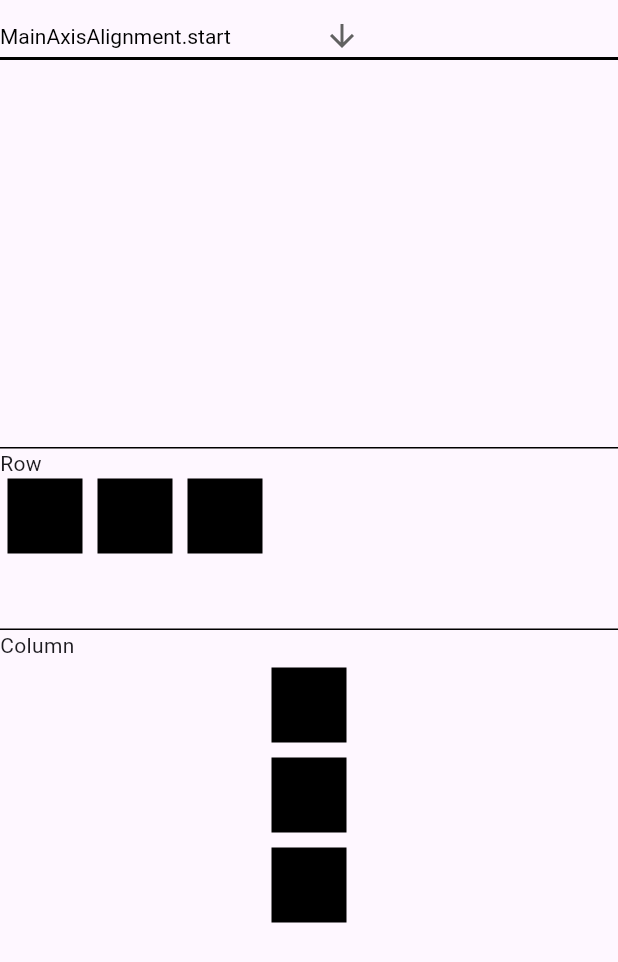
After one commit to appKom/flutter-workshop, a Flutter app: the Layout screen opened directly, on a phone screen of 412 x 824 dp. The commit adds this screen. Shown: the top 962 px of the screen. Run offline on Flutter 3.47's test engine with Material 3 defaults, Android fonts, the phone set to English and light mode, and no system bars.

Commit message:
Added layout page

```diff
--- /dev/null
+++ b/lib/layout/layout.dart
@@ -0,0 +1,121 @@
+import 'package:flutter/material.dart';
+
+class Layout extends StatefulWidget {
+  const Layout({Key? key}) : super(key: key);
+
+  @override
+  _LayoutState createState() => _LayoutState();
+}
+
+class _LayoutState extends State<Layout> {
+  double sessaSize = 400.0;
+  bool isSessaBig = true;
+
+  ValueNotifier<MainAxisAlignment> mainAxisAlignment = ValueNotifier(MainAxisAlignment.start);
+
+  Widget dropdown() {
+    return ValueListenableBuilder(
+        valueListenable: mainAxisAlignment,
+        builder: (context, value, child) {
+          return DropdownButton<MainAxisAlignment>(
+            value: value,
+            icon: const Icon(Icons.arrow_downward),
+            iconSize: 24,
+            elevation: 16,
+            style: const TextStyle(color: Colors.black),
+            underline: Container(
+              height: 2,
+              color: Colors.black,
+            ),
+            onChanged: (MainAxisAlignment? newValue) {
+              if (newValue == null) return;
+
+              mainAxisAlignment.value = newValue;
+            },
+            items: MainAxisAlignment.values.map<DropdownMenuItem<MainAxisAlignment>>((MainAxisAlignment value) {
+              return DropdownMenuItem(
+                value: value,
+                child: Text(value.toString()),
+              );
+            }).toList(),
+          );
+        });
+  }
+
+  @override
+  Widget build(BuildContext context) {
+    return Scaffold(
+      body: Column(
+        crossAxisAlignment: CrossAxisAlignment.stretch,
+        children: [
+          dropdown(),
+          const SizedBox(height: 250),
+          Container(color: Colors.black, height: 1),
+          const Text('Row'),
+          ValueListenableBuilder(
+            valueListenable: mainAxisAlignment,
+            builder: (context, value, child) {
+              return Row(
+                mainAxisAlignment: value,
+                children: [
+                  Container(
+                    margin: const EdgeInsets.symmetric(horizontal: 5),
+                    color: Colors.black,
+                    width: 50,
+                    height: 50,
+                  ),
+                  Container(
+                    margin: const EdgeInsets.symmetric(horizontal: 5),
+                    color: Colors.black,
+                    width: 50,
+                    height: 50,
+                  ),
+                  Container(
+                    margin: const EdgeInsets.symmetric(horizontal: 5),
+                    color: Colors.black,
+                    width: 50,
+                    height: 50,
+                  ),
+                ],
+              );
+            },
+          ),
+          const SizedBox(height: 50),
+          Container(color: Colors.black, height: 1),
+          const Text('Column'),
+          SizedBox(
+            height: 300,
+            child: ValueListenableBuilder(
+              valueListenable: mainAxisAlignment,
+              builder: (context, value, child) {
+                return Column(
+                  mainAxisAlignment: value,
+                  children: [
+                    Container(
+                      margin: const EdgeInsets.symmetric(vertical: 5),
+                      color: Colors.black,
+                      width: 50,
+                      height: 50,
+                    ),
+                    Container(
+                      margin: const EdgeInsets.symmetric(vertical: 5),
+                      color: Colors.black,
+                      width: 50,
+                      height: 50,
+                    ),
+                    Container(
+                      margin: const EdgeInsets.symmetric(vertical: 5),
+                      color: Colors.black,
+                      width: 50,
+                      height: 50,
+                    ),
+                  ],
+                );
+              },
+            ),
+          ),
+        ],
+      ),
+    );
+  }
+}
--- a/lib/main.dart
+++ b/lib/main.dart
@@ -1,5 +1,6 @@
 import 'package:flutter/material.dart';
 import 'package:flutter/widgets.dart';
+import 'package:flutter_workshop/layout/layout.dart';
 
 void main() {
   runApp(const MyApp());
@@ -16,6 +17,7 @@ class MyApp extends StatelessWidget {
         useMaterial3: true,
       ),
       home: const MyHomePage(title: 'AppCum Kurs'),
+      // home: const Layout(),
     );
   }
 }
```
